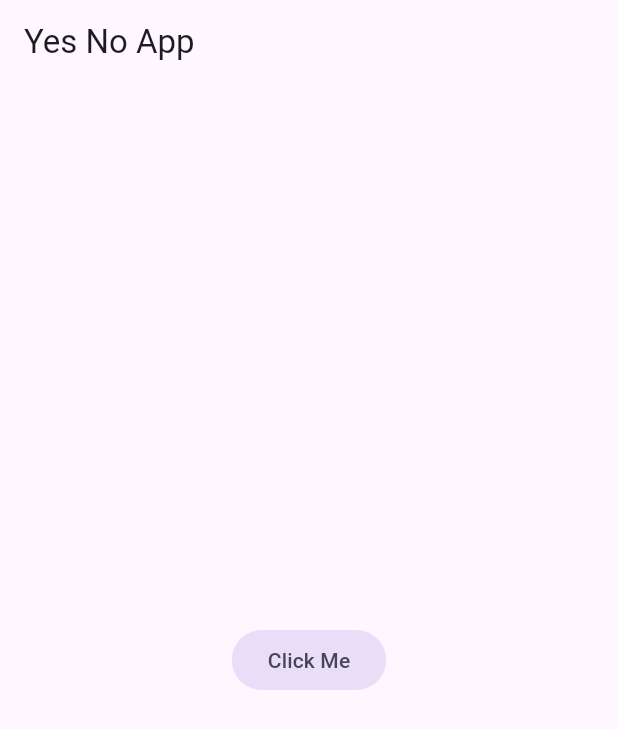
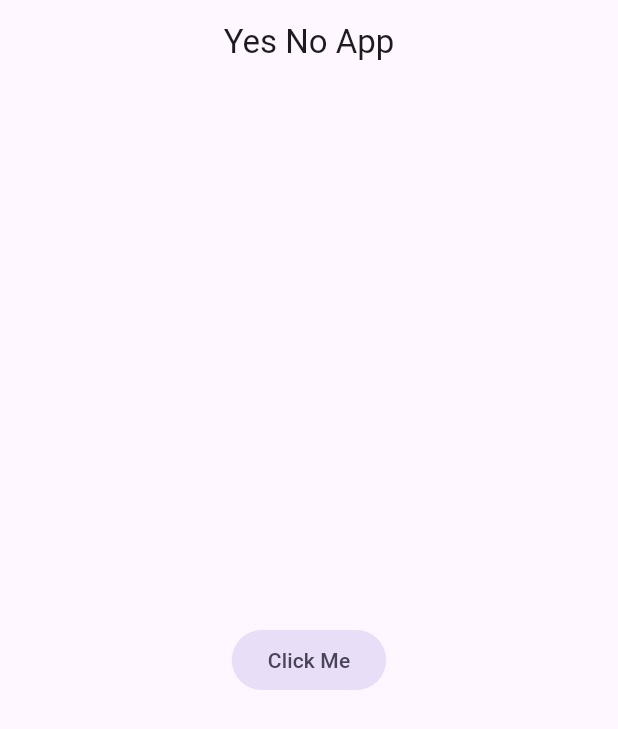
Before and after one commit to SheebSuka/yes_no_app, a Flutter app: the screen it shows after launch, on a phone screen of 412 x 824 dp. Shown: the top 729 px of the screen. Run offline on Flutter 3.47's test engine with Material 3 defaults, Android fonts, the phone set to English and light mode, and no system bars.

Commit message:
Se centro el titulo de la app y se importo el AppTheme para la creación de este ademas deque se creo el app_theme para crear le tema bien creado.

```diff
--- /dev/null
+++ b/lib/config/theme/app_theme.dart
@@ -0,0 +1,13 @@
+import 'package:flutter/material.dart';
+
+const Color customColor = Color(0xFF0000FF);
+
+const List<Color> colorThemes = [];
+
+class AppTheme {
+  ThemeData theme() {
+    return ThemeData(
+      useMaterial3: true,
+    );
+  }
+}
--- a/lib/main.dart
+++ b/lib/main.dart
@@ -1,4 +1,5 @@
 import 'package:flutter/material.dart';
+import 'package:yes_no_app/config/theme/app_theme.dart';
 
 void main() => runApp(const MyApp());
 
@@ -10,9 +11,10 @@ class MyApp extends StatelessWidget {
     return MaterialApp(
       title: 'Material App',
       debugShowCheckedModeBanner: false,
+      theme: AppTheme().theme(),
       home: Scaffold(
         appBar: AppBar(
-          title: const Text('Yes No App'),
+          title: Center(child: const Text('Yes No App')),
         ),
         body: Center(
             child: FilledButton.tonal(
```
